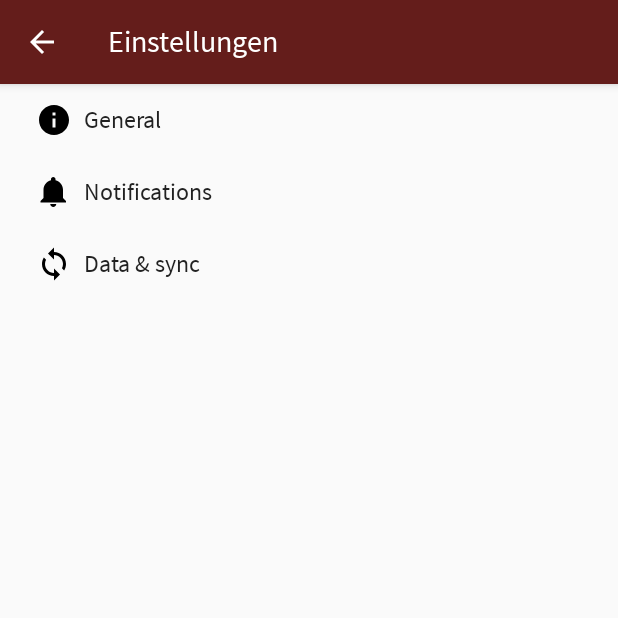
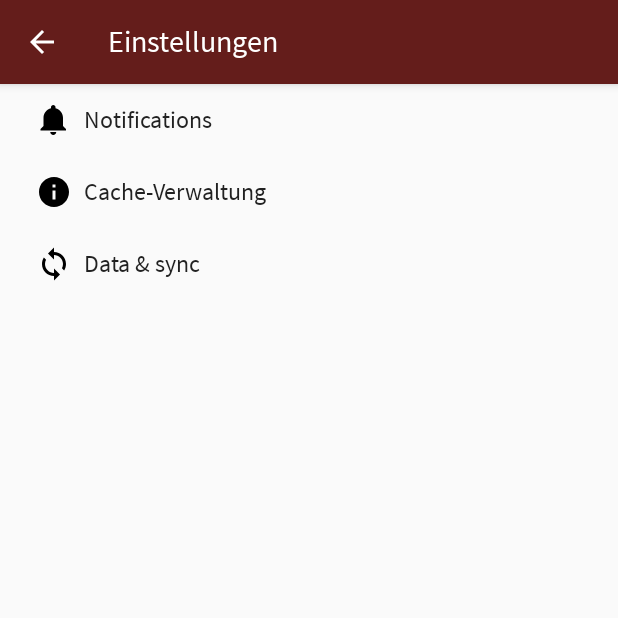
Before and after one commit to InformatikMWG/mwg-organizer-sandbox, an Android app: the Settings screen opened directly, with no data from a screen before it, on a phone screen of 412 x 824 dp, the top half of it. Run offline under Robolectric (Android 15) with nearby library versions, the phone set to English and light mode, and no system bars.

Commit message:
Buttons for cache preferences and drawer design

```diff
--- a/app/src/main/res/values/strings.xml
+++ b/app/src/main/res/values/strings.xml
@@ -84,4 +84,5 @@
 
     <string name="pref_title_vibrate">Vibrate</string>
     <string name="home.header">Startseite</string>
+    <string name="settings.cache">Cache-Verwaltung</string>
 </resources>
--- /dev/null
+++ b/app/src/main/res/xml/pref_cache.xml
@@ -0,0 +1,10 @@
+<PreferenceScreen xmlns:android="http://schemas.android.com/apk/res/android">
+    <Preference
+        android:title="Clear cache"
+        android:summary="Delete local copies of files"
+        android:key="clear_cache_prefbutton" />
+    <Preference
+        android:title="Clear credentials"
+        android:summary="Delete credentials"
+        android:key="clear_cred_prefbutton" />
+</PreferenceScreen>
--- a/app/src/main/res/xml/pref_general.xml
+++ /dev/null
@@ -1,33 +0,0 @@
-<PreferenceScreen xmlns:android="http://schemas.android.com/apk/res/android">
-
-    <SwitchPreference
-        android:defaultValue="true"
-        android:key="example_switch"
-        android:summary="@string/pref_description_social_recommendations"
-        android:title="@string/pref_title_social_recommendations" />
-
-    <!-- NOTE: EditTextPreference accepts EditText attributes. -->
-    <!-- NOTE: EditTextPreference's summary should be set to its value by the activity code. -->
-    <EditTextPreference
-        android:capitalize="words"
-        android:defaultValue="@string/pref_default_display_name"
-        android:inputType="textCapWords"
-        android:key="example_text"
-        android:maxLines="1"
-        android:selectAllOnFocus="true"
-        android:singleLine="true"
-        android:title="@string/pref_title_display_name" />
-
-    <!-- NOTE: Hide buttons to simplify the UI. Users can touch outside the dialog to
-         dismiss it. -->
-    <!-- NOTE: ListPreference's summary should be set to its value by the activity code. -->
-    <ListPreference
-        android:defaultValue="-1"
-        android:entries="@array/pref_example_list_titles"
-        android:entryValues="@array/pref_example_list_values"
-        android:key="example_list"
-        android:negativeButtonText="@null"
-        android:positiveButtonText="@null"
-        android:title="@string/pref_title_add_friends_to_messages" />
-
-</PreferenceScreen>
--- a/app/src/main/res/xml/pref_headers.xml
+++ b/app/src/main/res/xml/pref_headers.xml
@@ -1,11 +1,6 @@
 <preference-headers xmlns:android="http://schemas.android.com/apk/res/android">
 
     <!-- These settings headers are only used on tablets. -->
-
-    <header
-        android:fragment="de.mwg_bayreuth.mwgorganizer.Settings$GeneralPreferenceFragment"
-        android:icon="@drawable/ic_info_black_24dp"
-        android:title="@string/pref_header_general" />
 
     <header
         android:fragment="de.mwg_bayreuth.mwgorganizer.Settings$NotificationPreferenceFragment"
@@ -13,6 +8,11 @@
         android:title="@string/pref_header_notifications" />
 
     <header
+        android:fragment="de.mwg_bayreuth.mwgorganizer.Settings$CacheManagementFragment"
+        android:icon="@drawable/ic_info_black_24dp"
+        android:title="@string/settings.cache" />
+
+    <header
         android:fragment="de.mwg_bayreuth.mwgorganizer.Settings$DataSyncPreferenceFragment"
         android:icon="@drawable/ic_sync_black_24dp"
         android:title="@string/pref_header_data_sync" />
--- a/app/src/main/res/xml/pref_notification.xml
+++ b/app/src/main/res/xml/pref_notification.xml
@@ -5,7 +5,8 @@
     <SwitchPreference
         android:defaultValue="true"
         android:key="notifications_new_message"
-        android:title="@string/pref_title_new_message_notifications" />
+        android:title="@string/pref_title_new_message_notifications"
+        android:summary="Kurze Zusammenfassung der Wirkung dieser Einstellung"/>
 
     <!-- Allows the user to choose a ringtone in the 'notification' category. -->
     <!-- NOTE: This preference will be enabled only when the checkbox above is checked. -->
```
Also changed, not shown: app/src/main/java/de/mwg_bayreuth/mwgorganizer/Settings.java (+9 -6 lines), app/src/main/res/drawable/ic_launcher_background.xml (deleted, +0 -74 lines), app/src/main/res/drawable/side_nav_bar.xml (+6 -3 lines), 1 other file.
